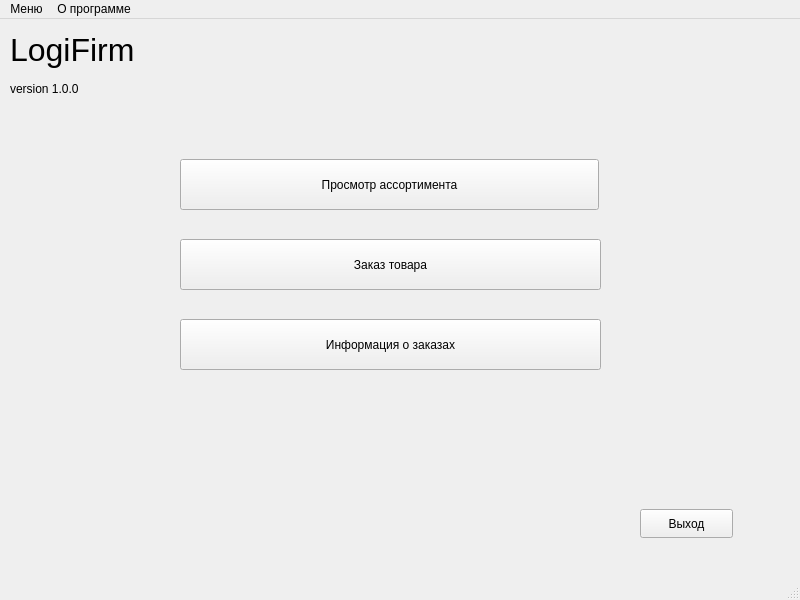
Old version of the form client/mainwindow.ui in the repository goldeneagle101/ProgTechMethods.
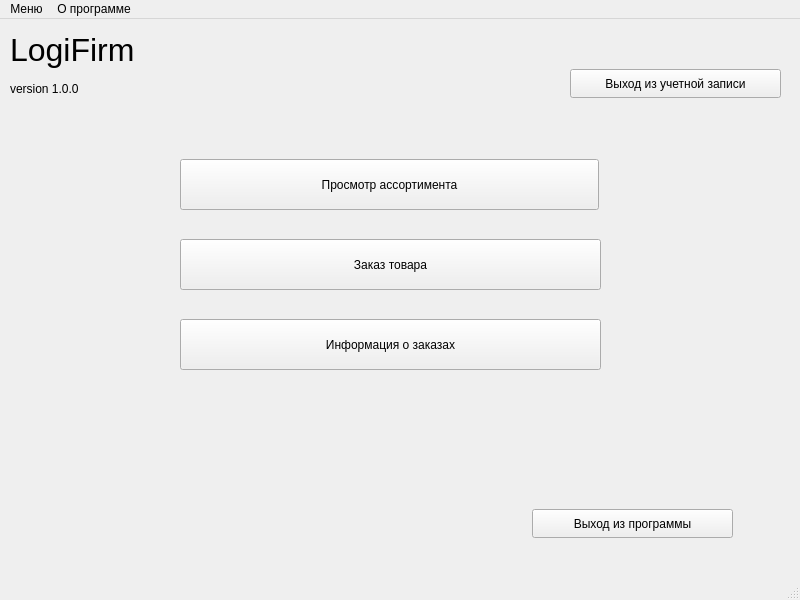
New version of the form.

What changed in the file:
```diff
--- a/client/mainwindow.ui
+++ b/client/mainwindow.ui
@@ -48,14 +48,14 @@
    <widget class="QPushButton" name="exit">
     <property name="geometry">
      <rect>
-      <x>640</x>
+      <x>532</x>
       <y>490</y>
-      <width>93</width>
+      <width>201</width>
       <height>29</height>
      </rect>
     </property>
     <property name="text">
-     <string>Выход</string>
+     <string>Выход из программы</string>
     </property>
    </widget>
    <widget class="QPushButton" name="products_information">
@@ -103,6 +103,38 @@
      <string>Заказ товара</string>
     </property>
    </widget>
+   <widget class="QPushButton" name="switch_user">
+    <property name="geometry">
+     <rect>
+      <x>570</x>
+      <y>50</y>
+      <width>211</width>
+      <height>29</height>
+     </rect>
+    </property>
+    <property name="text">
+     <string>Выход из учетной записи</string>
+    </property>
+   </widget>
+   <widget class="QLabel" name="login">
+    <property name="geometry">
+     <rect>
+      <x>480</x>
+      <y>20</y>
+      <width>301</width>
+      <height>20</height>
+     </rect>
+    </property>
+    <property name="font">
+     <font>
+      <family>Times New Roman</family>
+      <pointsize>13</pointsize>
+     </font>
+    </property>
+    <property name="text">
+     <string/>
+    </property>
+   </widget>
   </widget>
   <widget class="QMenuBar" name="menubar">
    <property name="geometry">
```
